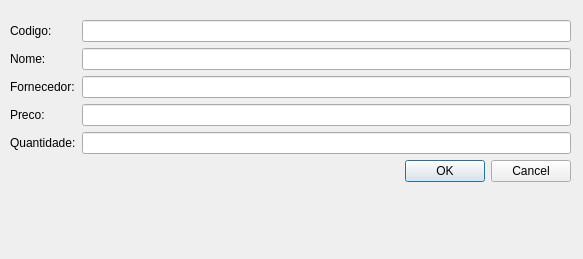
The window that view/productForm.ui (lucasmpavelski/pharmaCCdesktop) describes before a commit, drawn with Qt 5.
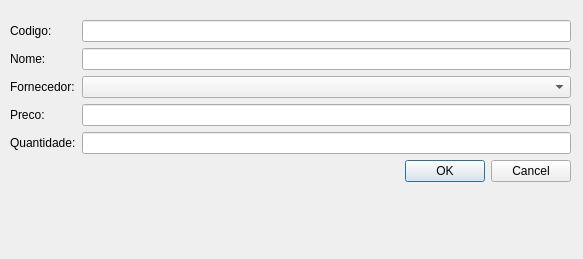
The same window after the commit.

Commit message: added provider product relation

What changed in the file:
```diff
--- a/view/productForm.ui
+++ b/view/productForm.ui
@@ -19,7 +19,7 @@
      <x>10</x>
      <y>20</y>
      <width>561</width>
-     <height>224</height>
+     <height>251</height>
     </rect>
    </property>
    <layout class="QFormLayout" name="formLayout">
@@ -67,9 +67,6 @@
     <item row="2" column="1">
      <widget class="QLineEdit" name="nameText"/>
     </item>
-    <item row="4" column="1">
-     <widget class="QLineEdit" name="providerText"/>
-    </item>
     <item row="6" column="1">
      <widget class="QLineEdit" name="priceText"/>
     </item>
@@ -83,6 +80,9 @@
       </property>
      </widget>
     </item>
+    <item row="4" column="1">
+     <widget class="QComboBox" name="providerComboBox"/>
+    </item>
    </layout>
   </widget>
  </widget>
```
Left out of the diff: 32 changed lines with no effect on the pictures. The commit also changes 36 other files.
